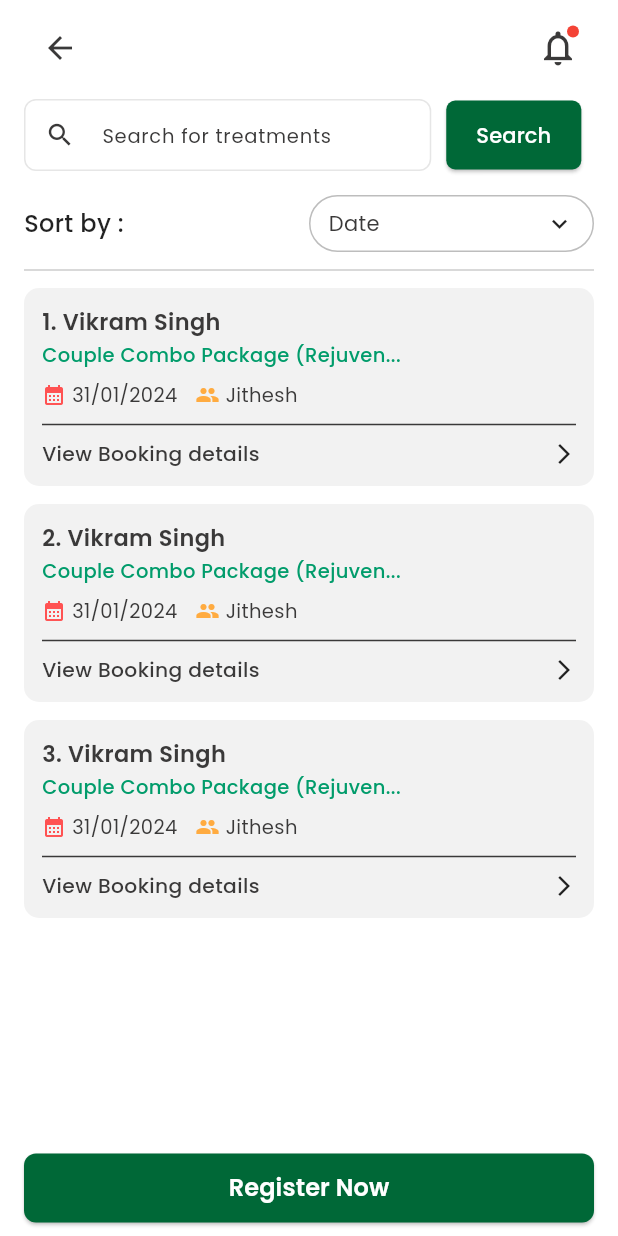
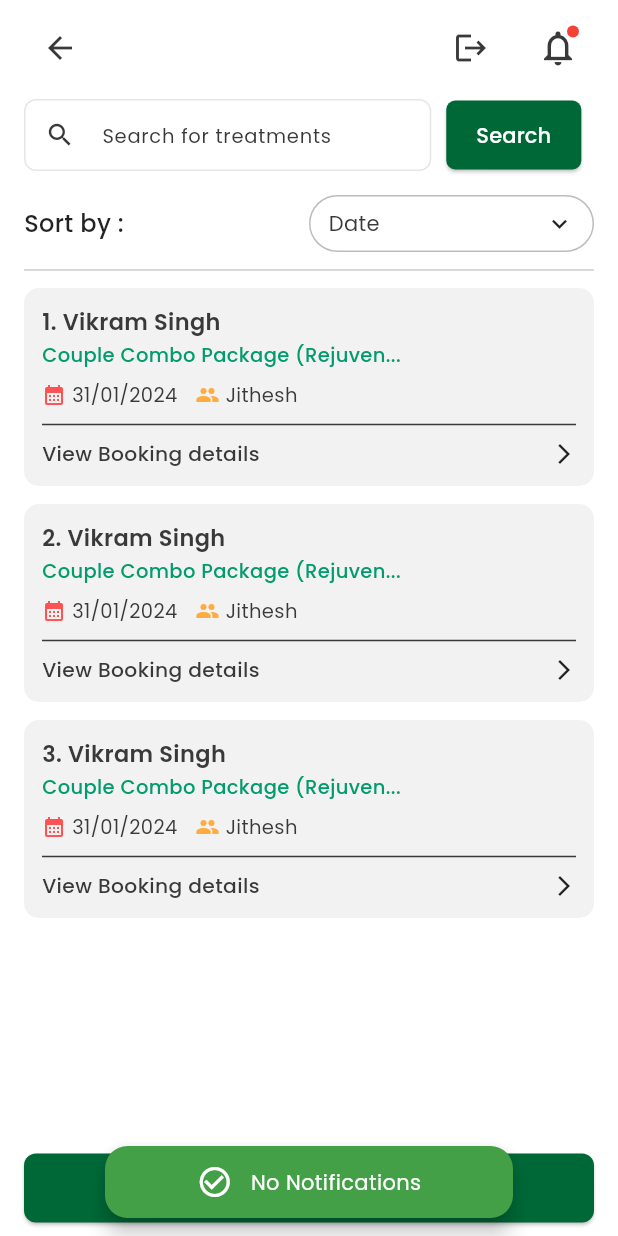
Before and after one commit to Hishamkool/Ayuvedic-App, a Flutter app: the HomePatientListPage screen opened by its route, after a tap on the "notifications none" icon, on a phone screen of 412 x 824 dp. Run offline on Flutter 3.47's test engine with Material 3 defaults, Android fonts, the phone set to English and light mode, and no system bars; our stand-ins replace dio, retrofit, shared_preferences; accounts and stored records are empty; generated files the repository leaves out were written again.

Commit message:
added logout functionality in home screen, fixed null type cast error in login model,

```diff
--- a/lib/core/constants/app_constants.dart
+++ b/lib/core/constants/app_constants.dart
@@ -2,4 +2,5 @@ class AppConstants {
   static const String baseUrl ="https://flutter-amr.noviindus.in/api/";
 
   static const String login = "Login";
+  static const String patientList = "PatientList";
 }
--- a/lib/core/network/api_client.dart
+++ b/lib/core/network/api_client.dart
@@ -1,5 +1,6 @@
 import 'package:ayurvedic_app/core/constants/app_constants.dart';
 import 'package:ayurvedic_app/data/models/login_response.dart';
+import 'package:ayurvedic_app/data/models/patient_list.dart';
 import 'package:dio/dio.dart';
 import 'package:retrofit/retrofit.dart';
 
@@ -15,4 +16,7 @@ abstract class ApiClient {
     @Field("username") String username,
     @Field("password") String password,
   );
+
+  @GET(AppConstants.patientList)
+  Future<PatientList> getPatientList();
 }
--- a/lib/data/models/login_response.dart
+++ b/lib/data/models/login_response.dart
@@ -18,11 +18,11 @@ class Login {
     @JsonKey(name: "message")
     String message;
     @JsonKey(name: "token")
-    String token;
+    String? token;
     @JsonKey(name: "is_superuser")
-    bool isSuperuser;
+    bool? isSuperuser;
     @JsonKey(name: "user_details")
-    UserDetails userDetails;
+    UserDetails? userDetails;
 
     Login({
         required this.status,
--- /dev/null
+++ b/lib/data/models/patient_list.dart
@@ -0,0 +1,248 @@
+// To parse this JSON data, do
+//
+//     final patientList = patientListFromJson(jsonString);
+
+import 'package:json_annotation/json_annotation.dart';
+import 'dart:convert';
+
+part 'patient_list.g.dart';
+
+PatientList patientListFromJson(String str) => PatientList.fromJson(json.decode(str));
+
+String patientListToJson(PatientList data) => json.encode(data.toJson());
+
+@JsonSerializable()
+class PatientList {
+    @JsonKey(name: "status")
+    bool status;
+    @JsonKey(name: "message")
+    String message;
+    @JsonKey(name: "patient")
+    List<Patient> patient;
+
+    PatientList({
+        required this.status,
+        required this.message,
+        required this.patient,
+    });
+
+    factory PatientList.fromJson(Map<String, dynamic> json) => _$PatientListFromJson(json);
+
+    Map<String, dynamic> toJson() => _$PatientListToJson(this);
+}
+
+@JsonSerializable()
+class Patient {
+    @JsonKey(name: "id")
+    int id;
+    @JsonKey(name: "patientdetails_set")
+    List<PatientdetailsSet> patientdetailsSet;
+    @JsonKey(name: "branch")
+    Branch? branch;
+    @JsonKey(name: "user")
+    String user;
+    @JsonKey(name: "payment")
+    String payment;
+    @JsonKey(name: "name")
+    String name;
+    @JsonKey(name: "phone")
+    String phone;
+    @JsonKey(name: "address")
+    String address;
+    @JsonKey(name: "price")
+    dynamic price;
+    @JsonKey(name: "total_amount")
+    int totalAmount;
+    @JsonKey(name: "discount_amount")
+    int discountAmount;
+    @JsonKey(name: "advance_amount")
+    int advanceAmount;
+    @JsonKey(name: "balance_amount")
+    int balanceAmount;
+    @JsonKey(name: "date_nd_time")
+    DateTime? dateNdTime;
+    @JsonKey(name: "is_active")
+    bool isActive;
+    @JsonKey(name: "created_at")
+    DateTime createdAt;
+    @JsonKey(name: "updated_at")
+    DateTime updatedAt;
+
+    Patient({
+        required this.id,
+        required this.patientdetailsSet,
+        required this.branch,
+        required this.user,
+        required this.payment,
+        required this.name,
+        required this.phone,
+        required this.address,
+        required this.price,
+        required this.totalAmount,
+        required this.discountAmount,
+        required this.advanceAmount,
+        required this.balanceAmount,
+        required this.dateNdTime,
+        required this.isActive,
+        required this.createdAt,
+        required this.updatedAt,
+    });
+
+    factory Patient.fromJson(Map<String, dynamic> json) => _$PatientFromJson(json);
+
+    Map<String, dynamic> toJson() => _$PatientToJson(this);
+}
+
+@JsonSerializable()
+class Branch {
+    @JsonKey(name: "id")
+    int id;
+    @JsonKey(name: "name")
+    Name name;
+    @JsonKey(name: "patients_count")
+    int patientsCount;
+    @JsonKey(name: "location")
+    Location location;
+    @JsonKey(name: "phone")
+    Phone phone;
+    @JsonKey(name: "mail")
+    Mail mail;
+    @JsonKey(name: "address")
+    Address address;
+    @JsonKey(name: "gst")
+    String gst;
+    @JsonKey(name: "is_active")
+    bool isActive;
+
+    Branch({
+        required this.id,
+        required this.name,
+        required this.patientsCount,
+        required this.location,
+        required this.phone,
+        required this.mail,
+        required this.address,
+        required this.gst,
+        required this.isActive,
+    });
+
+    factory Branch.fromJson(Map<String, dynamic> json) => _$BranchFromJson(json);
+
+    Map<String, dynamic> toJson() => _$BranchToJson(this);
+}
+
+enum Address {
+    @JsonValue("Kochi, Kerala-685565")
+    KOCHI_KERALA_685565,
+    @JsonValue("Kottayam, Kerala-6865636")
+    KOTTAYAM_KERALA_6865636,
+    @JsonValue("Kozhikode")
+    KOZHIKODE
+}
+
+final addressValues = EnumValues({
+    "Kochi, Kerala-685565": Address.KOCHI_KERALA_685565,
+    "Kottayam, Kerala-6865636": Address.KOTTAYAM_KERALA_6865636,
+    "Kozhikode": Address.KOZHIKODE
+});
+
+enum Location {
+    @JsonValue("Kochi,kerala")
+    KOCHI_KERALA,
+    @JsonValue("Kozhikode")
+    KOZHIKODE,
+    @JsonValue("Kumarakom")
+    KUMARAKOM
+}
+
+final locationValues = EnumValues({
+    "Kochi,kerala": Location.KOCHI_KERALA,
+    "Kozhikode": Location.KOZHIKODE,
+    "Kumarakom": Location.KUMARAKOM
+});
+
+enum Mail {
+    @JsonValue("user123@gmail.com")
+    USER123_GMAIL_COM,
+    @JsonValue("user123@gmail.comm")
+    USER123_GMAIL_COMM
+}
+
+final mailValues = EnumValues({
+    "user123@gmail.com": Mail.USER123_GMAIL_COM,
+    "user123@gmail.comm": Mail.USER123_GMAIL_COMM
+});
+
+enum Name {
+    @JsonValue("Edappali")
+    EDAPPALI,
+    @JsonValue("KUMARAKOM")
+    KUMARAKOM,
+    @JsonValue("Nadakkavu")
+    NADAKKAVU,
+    @JsonValue("Thondayadu")
+    THONDAYADU
+}
+
+final nameValues = EnumValues({
+    "Edappali": Name.EDAPPALI,
+    "KUMARAKOM": Name.KUMARAKOM,
+    "Nadakkavu": Name.NADAKKAVU,
+    "Thondayadu": Name.THONDAYADU
+});
+
+enum Phone {
+    @JsonValue("9846123456")
+    THE_9846123456,
+    @JsonValue("9946331452, ")
+    THE_9946331452,
+    @JsonValue("9946331452,9747331452")
+    THE_99463314529747331452
+}
+
+final phoneValues = EnumValues({
+    "9846123456": Phone.THE_9846123456,
+    "9946331452, ": Phone.THE_9946331452,
+    "9946331452,9747331452": Phone.THE_99463314529747331452
+});
+
+@JsonSerializable()
+class PatientdetailsSet {
+    @JsonKey(name: "id")
+    int id;
+    @JsonKey(name: "male")
+    String male;
+    @JsonKey(name: "female")
+    String female;
+    @JsonKey(name: "patient")
+    int patient;
+    @JsonKey(name: "treatment")
+    int? treatment;
+    @JsonKey(name: "treatment_name")
+    String? treatmentName;
+
+    PatientdetailsSet({
+        required this.id,
+        required this.male,
+        required this.female,
+        required this.patient,
+        required this.treatment,
+        this.treatmentName,
+    });
+
+    factory PatientdetailsSet.fromJson(Map<String, dynamic> json) => _$PatientdetailsSetFromJson(json);
+
+    Map<String, dynamic> toJson() => _$PatientdetailsSetToJson(this);
+}
+
+class EnumValues<T> {
+    Map<String, T> map;
+    late Map<T, String> reverseMap;
+
+    EnumValues(this.map);
+
+    Map<T, String> get reverse {
+            reverseMap = map.map((k, v) => MapEntry(v, k));
+            return reverseMap;
+    }
+}
--- a/lib/presentation/screens/login/login_page.dart
+++ b/lib/presentation/screens/login/login_page.dart
@@ -141,6 +141,7 @@ class _LoginPageState extends State<LoginPage> {
                                     password.isNotEmpty) {
                                   loginProvider
                                       .login(
+
                                         username: username,
                                         password: password,
                                       )
@@ -151,7 +152,7 @@ class _LoginPageState extends State<LoginPage> {
                                                 AppRoutes.home,
                                               );
                                         } else {
-                                         /*  SnackbarHelper.showError(
+                                          /* SnackbarHelper.showError(
                                             "Login failed",
                                           ); */
                                         }
--- a/lib/presentation/screens/splash/splash_screen.dart
+++ b/lib/presentation/screens/splash/splash_screen.dart
@@ -1,5 +1,6 @@
 import 'package:ayurvedic_app/core/constants/app_colors.dart';
 import 'package:ayurvedic_app/presentation/provider/splash_provider.dart';
+import 'package:ayurvedic_app/presentation/utils/snackbar_helper.dart';
 import 'package:ayurvedic_app/routes/app_routes.dart';
 import 'package:flutter/material.dart';
 import 'package:provider/provider.dart';
@@ -30,6 +31,7 @@ class _SplashScreenState extends State<SplashScreen> {
 
   @override
   Widget build(BuildContext context) {
+
     return Scaffold(
       body: Container(
         width: double.infinity,
--- a/lib/presentation/utils/snackbar_helper.dart
+++ b/lib/presentation/utils/snackbar_helper.dart
@@ -1,27 +1,33 @@
+import 'package:ayurvedic_app/core/constants/app_colors.dart';
 import 'package:ayurvedic_app/main.dart';
 import 'package:flutter/material.dart';
 
-/* eg
+/* Usage:
 SnackbarHelper.showSuccess("Data saved successfully");
 SnackbarHelper.showError("Something went wrong");
+SnackbarHelper.showSuccess("With custom context", context: context);
 */
 
 class SnackbarHelper {
   SnackbarHelper._();
 
-  static void showSuccess(String message) {
+  static void showSuccess(String message, {BuildContext? context}) {
     _showSnackBar(
       message,
+
       backgroundColor: Colors.green.shade600,
       icon: Icons.check_circle_outline,
+      context: context,
     );
   }
 
-  static void showError(String message) {
+  static void showError(String message, {BuildContext? context}) {
     _showSnackBar(
       message,
-      backgroundColor: Colors.red.shade600,
-      icon: Icons.error_outline,
+      backgroundColor: AppColors.colorScheme.error,
+      // backgroundColor: Colors.red.shade600,
+      icon: Icons.error_sharp,
+      context: context,
     );
   }
 
@@ -29,34 +35,47 @@ class SnackbarHelper {
     String message, {
     required Color backgroundColor,
     required IconData icon,
+    BuildContext? context,
   }) {
-    final context = navigatorKey.currentContext;
-    if (context == null) return;
+    final ctx = context ?? navigatorKey.currentContext;
+    if (ctx == null) return;
 
     final snackBar = SnackBar(
       behavior: SnackBarBehavior.floating,
-      margin: const EdgeInsets.symmetric(horizontal: 16, vertical: 12),
+
+      margin: const EdgeInsets.symmetric(horizontal: 70, vertical: 12),
       padding: const EdgeInsets.symmetric(horizontal: 16, vertical: 12),
       backgroundColor: backgroundColor,
-      shape: RoundedRectangleBorder(borderRadius: BorderRadius.circular(8)),
-      content: Row(
+
+      shape: RoundedRectangleBorder(borderRadius: BorderRadius.circular(15)),
+      content: IntrinsicHeight(
+        child: Row(
+          mainAxisSize: MainAxisSize.min,
+          crossAxisAlignment: CrossAxisAlignment.center,
+          mainAxisAlignment: MainAxisAlignment.center,
           children: [
             Icon(icon, color: Colors.white),
             const SizedBox(width: 12),
-          Expanded(
+            Flexible(
               child: Text(
                 message,
-              style: const TextStyle(color: Colors.white, fontSize: 14),
-              maxLines: 2,
+                style: const TextStyle(
+                  color: Colors.white,
+                  fontSize: 14,
+                  fontWeight: FontWeight.w400,
+                ),
+                softWrap: true,
+                maxLines: 9,
                 overflow: TextOverflow.ellipsis,
               ),
             ),
           ],
         ),
+      ),
       duration: const Duration(seconds: 3),
     );
 
-    ScaffoldMessenger.of(context).hideCurrentSnackBar();
-    ScaffoldMessenger.of(context).showSnackBar(snackBar);
+    ScaffoldMessenger.of(ctx).hideCurrentSnackBar();
+    ScaffoldMessenger.of(ctx).showSnackBar(snackBar);
   }
 }
```
Also changed, not shown: lib/main.dart (+2 -5 lines), lib/presentation/provider/login_provider.dart (+12 -5 lines), lib/presentation/widgets/appbar_notification_widget.dart (+73 -1 lines), lib/core/network/api_client.g.dart, lib/data/models/login_response.g.dart, lib/data/models/patient_list.g.dart (added), 1 other file. Lines whose indentation alone changed are shown as unchanged.
